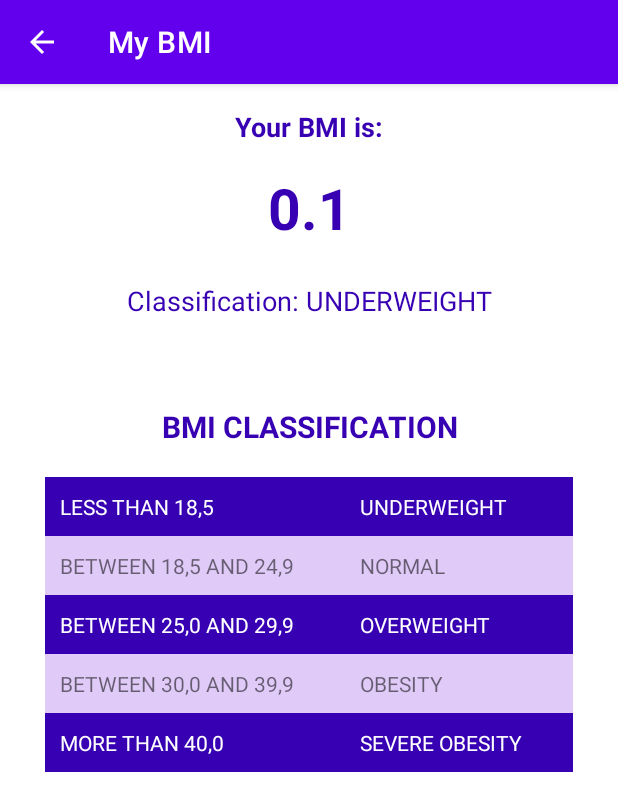
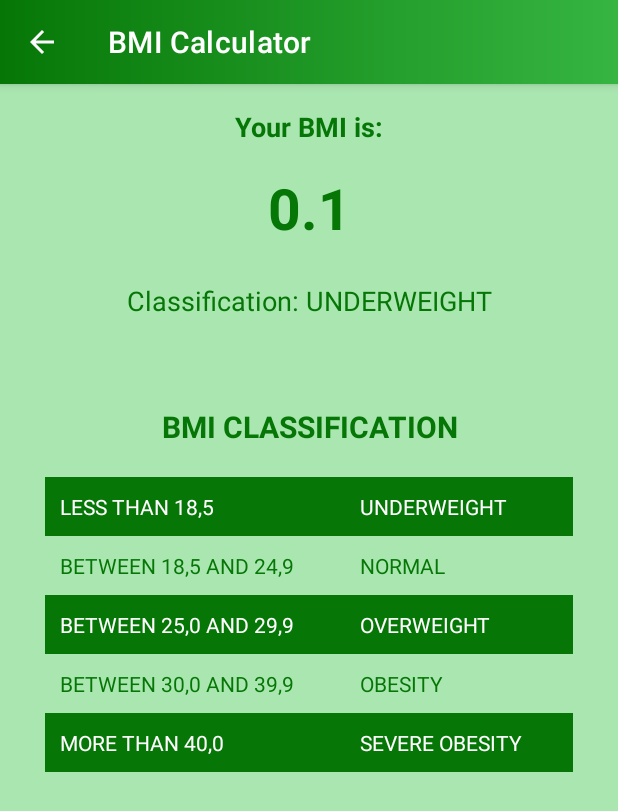
Before and after one commit to rafael-lima-rodrigues/native-android-kotlin, an Android app: the ResultActivity screen opened directly, with no data from a screen before it, on a phone screen of 412 x 824 dp. Shown: the top 811 px of the screen. Run offline under Robolectric (Android 15) with nearby library versions, the light colour scheme and no system bars.

Commit message:
change background and app Bar color

```diff
--- a/app/src/main/java/com/example/myfirstapp/MainActivity.kt
+++ b/app/src/main/java/com/example/myfirstapp/MainActivity.kt
@@ -11,6 +11,7 @@ class MainActivity : AppCompatActivity() {
     override fun onCreate(savedInstanceState: Bundle?) {
         super.onCreate(savedInstanceState)
         setContentView(R.layout.activity_main)
+        supportActionBar?.setBackgroundDrawable(getDrawable(R.drawable.action_bar_bg))
 
         val btnCalculate: Button = findViewById<Button>(R.id.btnCalculate)
         val edtWeight: EditText = findViewById<EditText>(R.id.edtWeight)
--- a/app/src/main/java/com/example/myfirstapp/ResultActivity.kt
+++ b/app/src/main/java/com/example/myfirstapp/ResultActivity.kt
@@ -12,6 +12,8 @@ class ResultActivity : AppCompatActivity() {
 
         supportActionBar?.setHomeButtonEnabled(true)
         supportActionBar?.setDisplayHomeAsUpEnabled(true)
+        supportActionBar?.setBackgroundDrawable(getDrawable(R.drawable.action_bar_bg))
+
 
         val tvResult = findViewById<TextView>(R.id.textview_result)
         val tvClassification = findViewById<TextView>(R.id.textview_classification)
--- /dev/null
+++ b/app/src/main/res/drawable/action_bar_bg.xml
@@ -0,0 +1,7 @@
+<?xml version="1.0" encoding="utf-8"?>
+<shape xmlns:android="http://schemas.android.com/apk/res/android">
+    <gradient
+        android:angle="0"
+        android:startColor="@color/gradient_start_color"
+        android:endColor="@color/gradient_end_color"/>
+</shape>
--- a/app/src/main/res/layout/activity_result.xml
+++ b/app/src/main/res/layout/activity_result.xml
@@ -4,11 +4,12 @@
     xmlns:tools="http://schemas.android.com/tools"
     android:layout_width="match_parent"
     android:layout_height="match_parent"
-   android:orientation="vertical"
+    android:orientation="vertical"
+    android:background="@color/gradient_light_end_color"
     tools:context=".ResultActivity">
 
     <TextView
-        android:textColor="@color/purple_700"
+        android:textColor="@color/gradient_start_color"
         android:layout_width="match_parent"
         android:layout_height="wrap_content"
         android:layout_marginTop="16dp"
@@ -25,7 +26,7 @@
         android:layout_height="wrap_content"
         android:textSize="38sp"
         android:textStyle="bold"
-        android:textColor="@color/purple_700"
+        android:textColor="@color/gradient_start_color"
         tools:text="27.00000"
         />
 
@@ -35,7 +36,7 @@
         android:layout_height="wrap_content"
         android:layout_margin="8dp"
         android:textSize="18sp"
-        android:textColor="@color/purple_700"
+        android:textColor="@color/gradient_start_color"
         android:textAlignment="center"
         tools:text="@string/classification"
         />
@@ -43,7 +44,7 @@
             <TextView
                 android:singleLine="true"
                 android:textSize="20dp"
-                android:textColor="@color/purple_700"
+                android:textColor="@color/gradient_start_color"
                 android:layout_marginTop="50dp"
                 android:layout_width="match_parent"
                 android:layout_height="wrap_content"
@@ -61,7 +62,7 @@
             android:layout_width="match_parent"
             android:layout_height="match_parent"
             android:padding="10dp"
-            android:background="@color/purple_700">
+            android:background="@color/gradient_start_color">
             <TextView
                 android:textColor="@color/white"
                 android:layout_width="match_parent"
@@ -74,24 +75,26 @@
                 android:text="@string/txt_under_weight"/>
         </TableRow>
         <TableRow
-            android:background="@color/purple_100"
+            android:background="@color/gradient_light_end_color"
             android:layout_width="match_parent"
             android:layout_height="match_parent"
             android:padding="10dp">
             <TextView
                 android:layout_width="match_parent"
                 android:layout_height="wrap_content"
+                android:textColor="@color/gradient_start_color"
                 android:text="@string/txt_rate_normal"/>
             <TextView
                 android:layout_width="match_parent"
                 android:layout_height="wrap_content"
+                android:textColor="@color/gradient_start_color"
                 android:text="@string/txt_normal"/>
         </TableRow>
         <TableRow
             android:layout_width="match_parent"
             android:layout_height="match_parent"
             android:padding="10dp"
-            android:background="@color/purple_700">
+            android:background="@color/gradient_start_color">
             <TextView
                 android:textColor="@color/white"
                 android:layout_width="match_parent"
@@ -104,21 +107,23 @@
                 android:text="@string/txt_overweight"/>
         </TableRow>
         <TableRow
-            android:background="@color/purple_100"
+            android:background="@color/gradient_light_end_color"
             android:layout_width="match_parent"
             android:layout_height="match_parent"
             android:padding="10dp">
             <TextView
                 android:layout_width="match_parent"
                 android:layout_height="wrap_content"
+                android:textColor="@color/gradient_start_color"
                 android:text="@string/txt_rate_obesity"/>
             <TextView
                 android:layout_width="match_parent"
                 android:layout_height="wrap_content"
+                android:textColor="@color/gradient_start_color"
                 android:text="@string/txt_obesity"/>
         </TableRow>
         <TableRow
-            android:background="@color/purple_700"
+            android:background="@color/gradient_start_color"
             android:layout_width="match_parent"
             android:layout_height="match_parent"
             android:padding="10dp">
--- a/app/src/main/res/values/colors.xml
+++ b/app/src/main/res/values/colors.xml
@@ -8,4 +8,8 @@
     <color name="teal_700">#FF018786</color>
     <color name="black">#FF000000</color>
     <color name="white">#FFFFFFFF</color>
+    <color name="gradient_start_color">#067707</color>
+    <color name="gradient_light_start_color">#55B85F</color>
+    <color name="gradient_end_color">#36B542</color>
+    <color name="gradient_light_end_color">#AAE6B0</color>
 </resources>
--- a/app/src/main/res/values/strings.xml
+++ b/app/src/main/res/values/strings.xml
@@ -1,5 +1,5 @@
 <resources>
-    <string name="app_name">My BMI</string>
+    <string name="app_name">BMI Calculator</string>
     <string name="weight">Enter your weight here</string>
     <string name="height">Enter your height here</string>
     <string name="classification">"Classification: %1$s"</string>
--- a/app/src/main/res/values/themes.xml
+++ b/app/src/main/res/values/themes.xml
@@ -3,7 +3,7 @@
     <style name="Theme.MyBMI" parent="Theme.MaterialComponents.DayNight.DarkActionBar">
         <!-- Primary brand color. -->
         <item name="colorPrimary">@color/purple_500</item>
-        <item name="colorPrimaryVariant">@color/purple_700</item>
+        <item name="colorPrimaryVariant">@color/gradient_end_color</item>
         <item name="colorOnPrimary">@color/white</item>
         <!-- Secondary brand color. -->
         <item name="colorSecondary">@color/teal_200</item>
```
Also changed, not shown: app/src/main/res/drawable/action_bg.xml (added, +7 -0 lines), app/src/main/res/layout/activity_main.xml (+17 -1 lines).
